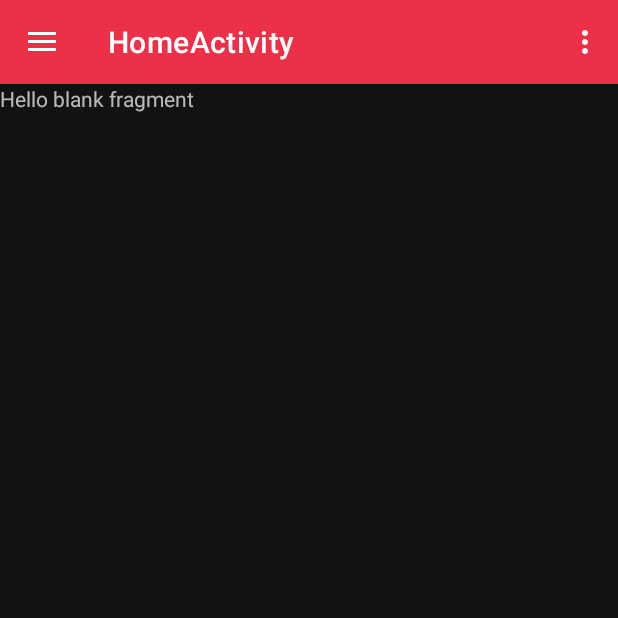
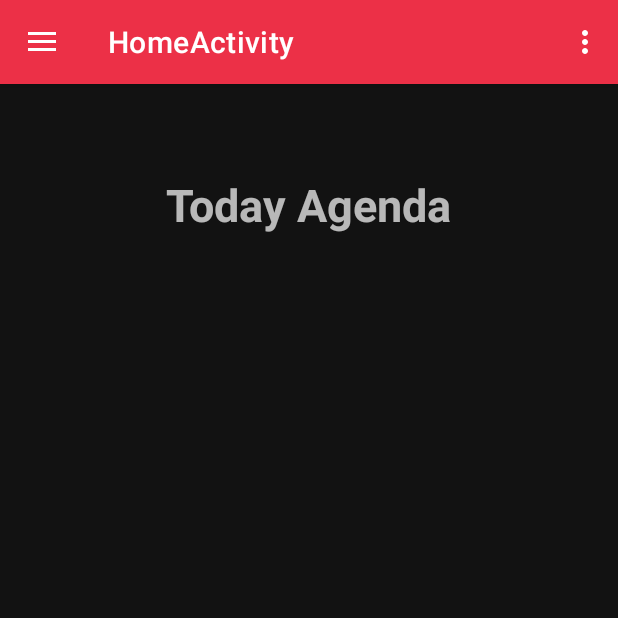
Before and after one commit to KSVick/Schedule-Manager, an Android app: the TodayAgendaFragment screen opened directly, with no data from a screen before it, on a phone screen of 412 x 824 dp, the top half of it. Run offline under Robolectric (Android 15) with nearby library versions, the phone set to English and light mode, and no system bars; our stand-ins replace Firebase (no records; nobody signed in at launch, a user with empty details on screens opened directly).

Commit message:
Today Agenda Fragment

```diff
--- /dev/null
+++ b/app/src/main/java/com/example/schedulemanagerapplication/adapter/AgendaAdapter.java
@@ -0,0 +1,60 @@
+package com.example.schedulemanagerapplication.adapter;
+
+import android.content.Context;
+import android.view.LayoutInflater;
+import android.view.View;
+import android.view.ViewGroup;
+import android.widget.Button;
+import android.widget.TextView;
+
+import androidx.annotation.NonNull;
+import androidx.recyclerview.widget.RecyclerView;
+
+import com.example.schedulemanagerapplication.R;
+import com.example.schedulemanagerapplication.model.Schedule;
+
+import java.util.ArrayList;
+
+public class AgendaAdapter extends RecyclerView.Adapter<AgendaAdapter.ViewHolder>{
+    private Context context;
+    private ArrayList<Schedule> schedules;
+
+    public AgendaAdapter(Context context){
+        this.context = context;
+        schedules = new ArrayList<>();
+    }
+
+    public void setSchedules(ArrayList<Schedule> schedules) {
+        this.schedules = schedules;
+    }
+
+    @NonNull
+    @Override
+    public ViewHolder onCreateViewHolder(@NonNull ViewGroup parent, int viewType) {
+        View view = LayoutInflater.from(context).inflate(R.layout.item_agenda, parent, false);
+        return new ViewHolder(view);
+    }
+
+    @Override
+    public void onBindViewHolder(@NonNull ViewHolder holder, int position) {
+        holder.txtDate.setText(schedules.get(position).getDate().toString());
+        holder.txtDescription.setText(schedules.get(position).getDescription());
+    }
+
+    @Override
+    public int getItemCount() {
+        return schedules.size();
+    }
+
+    protected class ViewHolder extends RecyclerView.ViewHolder{
+        TextView txtDate, txtDescription;
+
+        public ViewHolder(@NonNull View itemView) {
+            super(itemView);
+
+            txtDate = itemView.findViewById(R.id.item_agenda_txtDate);
+            txtDescription = itemView.findViewById(R.id.item_agenda_txtDescription);
+        }
+    }
+
+}
--- a/app/src/main/java/com/example/schedulemanagerapplication/fragment/TodayAgendaFragment.java
+++ b/app/src/main/java/com/example/schedulemanagerapplication/fragment/TodayAgendaFragment.java
@@ -4,13 +4,29 @@ import android.content.Context;
 import android.net.Uri;
 import android.os.Bundle;
 
+import androidx.annotation.NonNull;
 import androidx.fragment.app.Fragment;
+import androidx.recyclerview.widget.LinearLayoutManager;
+import androidx.recyclerview.widget.RecyclerView;
 
 import android.view.LayoutInflater;
 import android.view.View;
 import android.view.ViewGroup;
 
 import com.example.schedulemanagerapplication.R;
+import com.example.schedulemanagerapplication.adapter.AgendaAdapter;
+import com.example.schedulemanagerapplication.adapter.ScheduleAdapter;
+import com.example.schedulemanagerapplication.model.Schedule;
+import com.example.schedulemanagerapplication.utility.SharedPrefManager;
+import com.google.firebase.database.DataSnapshot;
+import com.google.firebase.database.DatabaseError;
+import com.google.firebase.database.DatabaseReference;
+import com.google.firebase.database.FirebaseDatabase;
+import com.google.firebase.database.ValueEventListener;
+
+import java.util.ArrayList;
+import java.util.Calendar;
+import java.util.Date;
 
 /**
  * A simple {@link Fragment} subclass.
@@ -25,6 +41,9 @@ public class TodayAgendaFragment extends Fragment {
     // the fragment initialization parameters, e.g. ARG_ITEM_NUMBER
     private static final String ARG_PARAM1 = "param1";
     private static final String ARG_PARAM2 = "param2";
+    private DatabaseReference databaseReference;
+    private SharedPrefManager sharedPrefManager;
+    private AgendaAdapter agendaAdapter;
 
     // TODO: Rename and change types of parameters
     private String mParam1;
@@ -63,11 +82,65 @@ public class TodayAgendaFragment extends Fragment {
         }
     }
 
+    public static boolean isSameDay(Calendar cal1, Calendar cal2) {
+        if (cal1 == null || cal2 == null) {
+            throw new IllegalArgumentException("The dates must not be null");
+        }
+        return (cal1.get(Calendar.ERA) == cal2.get(Calendar.ERA) &&
+                cal1.get(Calendar.YEAR) == cal2.get(Calendar.YEAR) &&
+                cal1.get(Calendar.DAY_OF_YEAR) == cal2.get(Calendar.DAY_OF_YEAR));
+    }
+
+    public static boolean isSameDay(Date date1, Date date2) {
+        if (date1 == null || date2 == null) {
+            throw new IllegalArgumentException("The dates must not be null");
+        }
+        Calendar cal1 = Calendar.getInstance();
+        cal1.setTime(date1);
+        Calendar cal2 = Calendar.getInstance();
+        cal2.setTime(date2);
+        return isSameDay(cal1, cal2);
+    }
+
+    public void refreshScheduleData(){
+        databaseReference.addValueEventListener(new ValueEventListener() {
+            @Override
+            public void onDataChange(@NonNull DataSnapshot dataSnapshot) {
+                ArrayList<Schedule> schedules;
+                if(dataSnapshot.exists()){
+                    schedules = new ArrayList<>();
+                    for(DataSnapshot userSnapshot : dataSnapshot.getChildren()){
+                        Schedule schedule = userSnapshot.getValue(Schedule.class);
+//                        String key = userSnapshot.getKey();
+                        if(isSameDay(schedule.getDate(),new Date()))
+                            schedules.add(schedule);
+                    }
+                    agendaAdapter.setSchedules(schedules);
+                    agendaAdapter.notifyDataSetChanged();
+                }
+            }
+
+            @Override
+            public void onCancelled(@NonNull DatabaseError databaseError) {
+
+            }
+        });
+    }
+
     @Override
     public View onCreateView(LayoutInflater inflater, ViewGroup container,
                              Bundle savedInstanceState) {
+        ViewGroup root = (ViewGroup)inflater.inflate(R.layout.fragment_today_agenda, container, false);
+        RecyclerView recyclerView = root.findViewById(R.id.fragment_today_agenda_recyclerView);
+        recyclerView.setLayoutManager(new LinearLayoutManager(root.getContext()));
+        sharedPrefManager = new SharedPrefManager(root.getContext());
+        databaseReference = FirebaseDatabase.getInstance().getReference("Users/"+sharedPrefManager.getSPUserKey()+"/Schedules");
+        agendaAdapter = new AgendaAdapter(root.getContext());
+        recyclerView.setAdapter(agendaAdapter);
+        refreshScheduleData();
+
         // Inflate the layout for this fragment
-        return inflater.inflate(R.layout.fragment_today_agenda, container, false);
+        return root;
     }
 
     // TODO: Rename method, update argument and hook method into UI event
--- a/app/src/main/res/layout/fragment_today_agenda.xml
+++ b/app/src/main/res/layout/fragment_today_agenda.xml
@@ -1,14 +1,31 @@
 <?xml version="1.0" encoding="utf-8"?>
-<FrameLayout xmlns:android="http://schemas.android.com/apk/res/android"
+<androidx.constraintlayout.widget.ConstraintLayout xmlns:android="http://schemas.android.com/apk/res/android"
+    xmlns:app="http://schemas.android.com/apk/res-auto"
     xmlns:tools="http://schemas.android.com/tools"
     android:layout_width="match_parent"
     android:layout_height="match_parent"
     tools:context=".fragment.TodayAgendaFragment">
 
-    <!-- TODO: Update blank fragment layout -->
     <TextView
+        android:id="@+id/fragment_today_agenda_textView"
+        android:layout_width="wrap_content"
+        android:layout_height="wrap_content"
+        android:layout_marginTop="60dp"
+        android:text="Today Agenda"
+        android:textSize="30dp"
+        android:textStyle="bold"
+        app:layout_constraintEnd_toEndOf="parent"
+        app:layout_constraintStart_toStartOf="@+id/fragment_today_agenda_recyclerView"
+        app:layout_constraintTop_toTopOf="parent" />
+
+    <androidx.recyclerview.widget.RecyclerView
+        android:id="@+id/fragment_today_agenda_recyclerView"
         android:layout_width="match_parent"
-        android:layout_height="match_parent"
-        android:text="@string/hello_blank_fragment" />
+        android:layout_height="0dp"
+        android:layout_marginTop="60dp"
+        app:layout_constraintBottom_toBottomOf="parent"
+        app:layout_constraintEnd_toEndOf="parent"
+        app:layout_constraintStart_toStartOf="parent"
+        app:layout_constraintTop_toBottomOf="@+id/fragment_today_agenda_textView" />
 
-</FrameLayout>
+</androidx.constraintlayout.widget.ConstraintLayout>
```
Also changed, not shown: app/src/main/res/layout/item_agenda.xml (added, +23 -0 lines).
